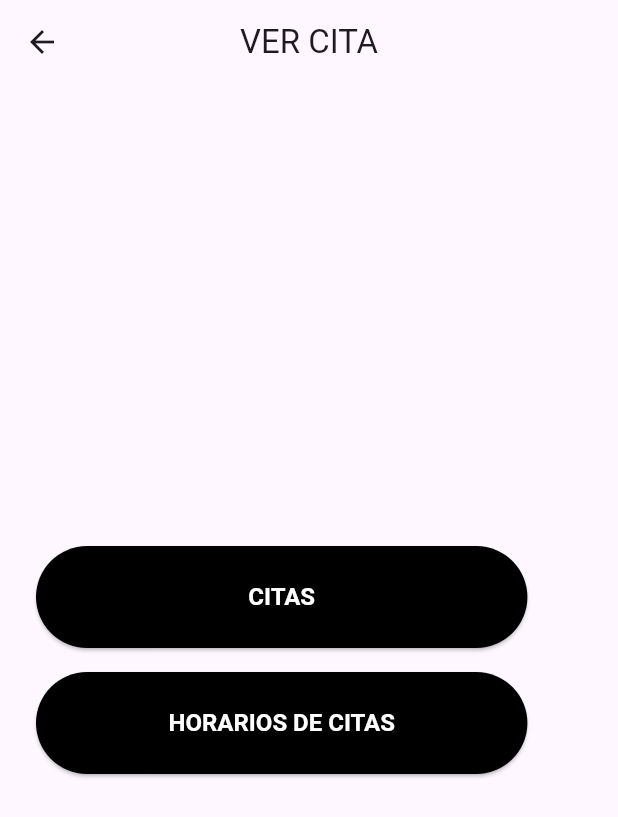
After one commit to DevSaul17/Fighter_GYM, a Flutter app: the screen it shows after launch, after a tap on "VER CITA", on a phone screen of 412 x 824 dp. The commit adds this screen. Shown: the top 817 px of the screen. Run offline on Flutter 3.47's test engine with Material 3 defaults, Android fonts, the phone set to English and light mode, and no system bars; our stand-ins replace sqflite; accounts and stored records are empty.

```diff
--- a/lib/constants.dart
+++ b/lib/constants.dart
@@ -10,6 +10,9 @@ class AppText {
   static const String appTitle = "FIGHT'S GYM";
   static const String iniciarSesion = "INICIAR SESION";
   static const String solicitarAqui = "SOLICITAR AQUI !!";
+  static const String verCita = "VER CITA";
+  static const String citas = "CITAS";
+  static const String horariosCitas = "HORARIOS DE CITAS";
   static const String pantallaIniciar = "pantalla de inicio de sesion";
   static const String pantallaSolicitar = "pantalla solicitar";
   static const String fuerzaMovilidad = "! Fuerza y movilidad a toda edad !! ";
--- a/lib/main.dart
+++ b/lib/main.dart
@@ -9,6 +9,9 @@ import 'screens/Cliente/registrar_horario_screen.dart';
 import 'screens/Cliente/calendario_screen.dart';
 import 'screens/Cita/seleccionar_screen.dart';
 import 'screens/Cita/confirmacion_screen.dart';
+import 'screens/Cita/ver_cita_screen.dart';
+import 'screens/Cita/citas_screen.dart';
+import 'screens/Cita/horarios_citas_screen.dart';
 
 void main() => runApp(const FightsGymApp());
 
@@ -34,6 +37,9 @@ class FightsGymApp extends StatelessWidget {
         Routes.calendario: (_) => const CalendarioScreen(),
         Routes.seleccionar: (_) => const SeleccionarScreen(),
         Routes.confirmacion: (_) => const ConfirmacionScreen(),
+        Routes.verCita: (_) => const VerCitaScreen(),
+        Routes.citas: (_) => const CitasScreen(),
+        Routes.horariosCitas: (_) => const HorariosCitasScreen(),
       },
     );
   }
--- a/lib/routes.dart
+++ b/lib/routes.dart
@@ -7,4 +7,7 @@ class Routes {
   static const String clientHome = '/client_home';
   static const String registrarHorario = '/registrar_horario';
   static const String calendario = '/calendario';
+  static const String verCita = '/ver_cita';
+  static const String citas = '/citas';
+  static const String horariosCitas = '/horarios_citas';
 }
--- /dev/null
+++ b/lib/screens/Cita/ver_cita_screen.dart
@@ -0,0 +1,40 @@
+import 'package:flutter/material.dart';
+import '../../constants.dart';
+import '../../routes.dart';
+import '../../widgets/gym_button.dart';
+
+class VerCitaScreen extends StatelessWidget {
+  const VerCitaScreen({super.key});
+
+  @override
+  Widget build(BuildContext context) {
+    return Scaffold(
+      appBar: AppBar(title: const Text(AppText.verCita), centerTitle: true),
+      // Dos botones: 'Citas' y 'Horarios de citas'
+      body: Padding(
+        padding: const EdgeInsets.all(24.0),
+        child: Column(
+          mainAxisAlignment: MainAxisAlignment.center,
+          children: [
+            FractionallySizedBox(
+              widthFactor: 0.9,
+              child: GymButton(
+                label: AppText.citas,
+                onPressed: () => Navigator.pushNamed(context, Routes.citas),
+              ),
+            ),
+            const SizedBox(height: 16),
+            FractionallySizedBox(
+              widthFactor: 0.9,
+              child: GymButton(
+                label: AppText.horariosCitas,
+                onPressed: () =>
+                    Navigator.pushNamed(context, Routes.horariosCitas),
+              ),
+            ),
+          ],
+        ),
+      ),
+    );
+  }
+}
--- a/lib/screens/home_screen.dart
+++ b/lib/screens/home_screen.dart
@@ -81,6 +81,17 @@ class HomeScreen extends StatelessWidget {
                 ),
               ),
             ),
+            const SizedBox(height: 12),
+            Align(
+              alignment: Alignment.centerRight,
+              child: FractionallySizedBox(
+                widthFactor: buttonWidthFactor,
+                child: GymButton(
+                  label: AppText.verCita,
+                  onPressed: () => Navigator.pushNamed(context, Routes.verCita),
+                ),
+              ),
+            ),
           ],
         ),
       ),
--- a/pubspec.yaml
+++ b/pubspec.yaml
@@ -9,6 +9,8 @@ environment:
 dependencies:
   flutter:
     sdk: flutter
+  sqflite: ^2.3.0
+  path: ^1.8.3
 
 dev_dependencies:
   flutter_test:
```
Also changed, not shown: lib/database/database_helper.dart (added, +80 -0 lines), lib/models/prospecto.dart (added, +55 -0 lines), lib/screens/Cita/citas_screen.dart (added, +15 -0 lines), lib/screens/Cita/horarios_citas_screen.dart (added, +130 -0 lines), lib/screens/Cita/seleccionar_screen.dart (+65 -4 lines), lib/screens/Cita/solicitar_screen.dart (+5 -5 lines), pubspec.lock, 1 other file.
